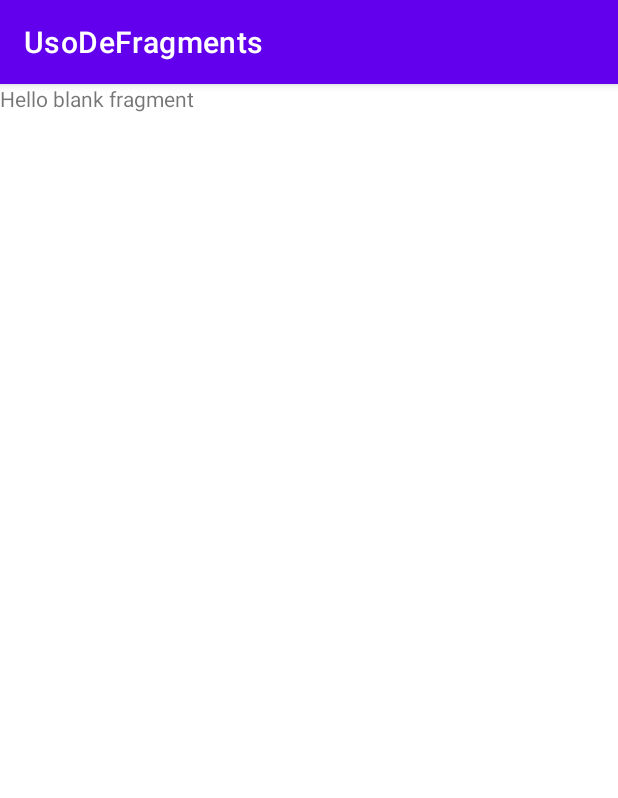
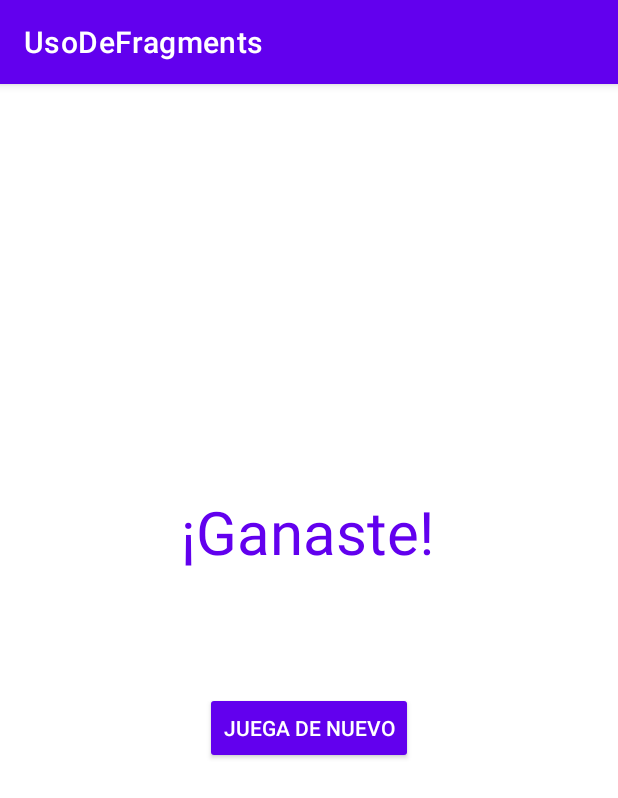
Before and after one commit to JesuFertez/UsoDeFragments, an Android app: the WinnerFragment screen opened through its navigation route, on a phone screen of 412 x 824 dp. Shown: the top 798 px of the screen. Run offline under Robolectric (Android 15) with nearby library versions, the phone set to English and light mode, and no system bars.

```diff
--- a/app/build.gradle
+++ b/app/build.gradle
@@ -39,6 +39,7 @@ dependencies {
     implementation 'androidx.navigation:navigation-ui:2.3.5'
     implementation 'androidx.legacy:legacy-support-v4:1.0.0'
     implementation 'androidx.fragment:fragment:1.3.6'
+    implementation 'com.squareup.picasso:picasso:2.71828'
     testImplementation 'junit:junit:4.13.2'
     implementation "androidx.navigation:navigation-fragment:2.3.5"
     implementation "androidx.navigation:navigation-ui:2.3.5"
--- a/app/src/main/java/com/example/usodefragments/WinnerFragment.java
+++ b/app/src/main/java/com/example/usodefragments/WinnerFragment.java
@@ -14,7 +14,6 @@ public class WinnerFragment extends Fragment {
 private FragmentWinnerBinding binding;
 
 public WinnerFragment() {
-        // Required empty public constructor
     }
 
 
--- a/app/src/main/res/layout/fragment_winner.xml
+++ b/app/src/main/res/layout/fragment_winner.xml
@@ -1,14 +1,35 @@
 <?xml version="1.0" encoding="utf-8"?>
-<FrameLayout xmlns:android="http://schemas.android.com/apk/res/android"
+<androidx.constraintlayout.widget.ConstraintLayout xmlns:android="http://schemas.android.com/apk/res/android"
+    xmlns:app="http://schemas.android.com/apk/res-auto"
     xmlns:tools="http://schemas.android.com/tools"
     android:layout_width="match_parent"
     android:layout_height="match_parent"
     tools:context=".WinnerFragment">
 
-    <!-- TODO: Update blank fragment layout -->
+
     <TextView
-        android:layout_width="match_parent"
-        android:layout_height="match_parent"
-        android:text="@string/hello_blank_fragment" />
+        android:id="@+id/tv_winner_message"
+        android:layout_width="wrap_content"
+        android:layout_height="wrap_content"
+        android:text="@string/win_message"
+        android:textColor="@color/design_default_color_primary"
+        android:textSize="40sp"
+        app:layout_constraintBottom_toBottomOf="parent"
+        app:layout_constraintEnd_toEndOf="parent"
+        app:layout_constraintHorizontal_bias="0.497"
+        app:layout_constraintStart_toStartOf="parent"
+        app:layout_constraintTop_toTopOf="parent"
+        app:layout_constraintVertical_bias="0.38" />
 
-</FrameLayout>
+    <androidx.appcompat.widget.AppCompatButton
+        android:layout_width="wrap_content"
+        android:layout_height="wrap_content"
+        android:backgroundTint="@color/design_default_color_primary"
+        android:text="@string/btn_play_again"
+        android:textColor="@color/white"
+        app:layout_constraintEnd_toEndOf="parent"
+        app:layout_constraintStart_toStartOf="parent"
+        app:layout_constraintTop_toBottomOf="@+id/tv_winner_message"
+        android:layout_marginTop="80dp"/>
+
+</androidx.constraintlayout.widget.ConstraintLayout>
--- a/app/src/main/res/values-night/strings.xml
+++ b/app/src/main/res/values-night/strings.xml
@@ -3,4 +3,11 @@
     <string name="welcome">welcome</string>
     <string name="write_name">name</string>
     <string name="start">start</string>
+    <string name="facebook_alternativa">Pertenece a Facebook</string>
+    <string name="twiter_alternative">Pertenece a Twitter</string>
+    <string name="whatsapp_alternative">Pertenece a Whatsapp</string>
+    <string name="instagram_alternative">Pertenece a Instagram</string>
+    <string name="tv_question1">¿A que logo pertenece la imagen?</string>
+    <string name="win_message">¡Ganaste!</string>
+    <string name="btn_play_again">Juega de nuevo</string>
 </resources>
--- a/app/src/main/res/values/strings.xml
+++ b/app/src/main/res/values/strings.xml
@@ -5,4 +5,11 @@
     <string name="welcome">welcome</string>
     <string name="write_name">name</string>
     <string name="start">start</string>
+    <string name="facebook_alternative">Pertenece a Facebook</string>
+    <string name="twitter_alternative">Pertenece a Twitter</string>
+    <string name="whatsapp_alternative">Pertenece a Whatsapp</string>
+    <string name="instagram_alternative">Pertenece a Instagram</string>
+    <string name="tv_question1">¿A que logo pertenece la imagen?</string>
+    <string name="win_message">¡Ganaste!</string>
+    <string name="btn_play_again">Juega de nuevo</string>
 </resources>
```
Also changed, not shown: app/src/main/java/com/example/usodefragments/TriviaFragment.java (+37 -7 lines), app/src/main/res/layout/fragment_trivia.xml (+88 -6 lines).
